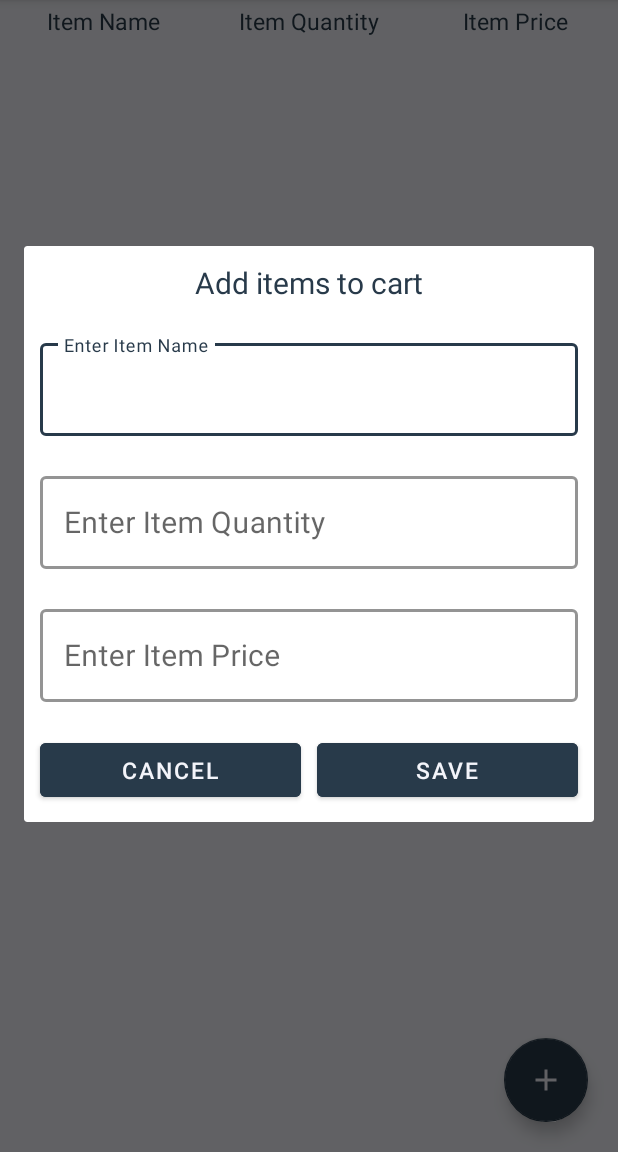
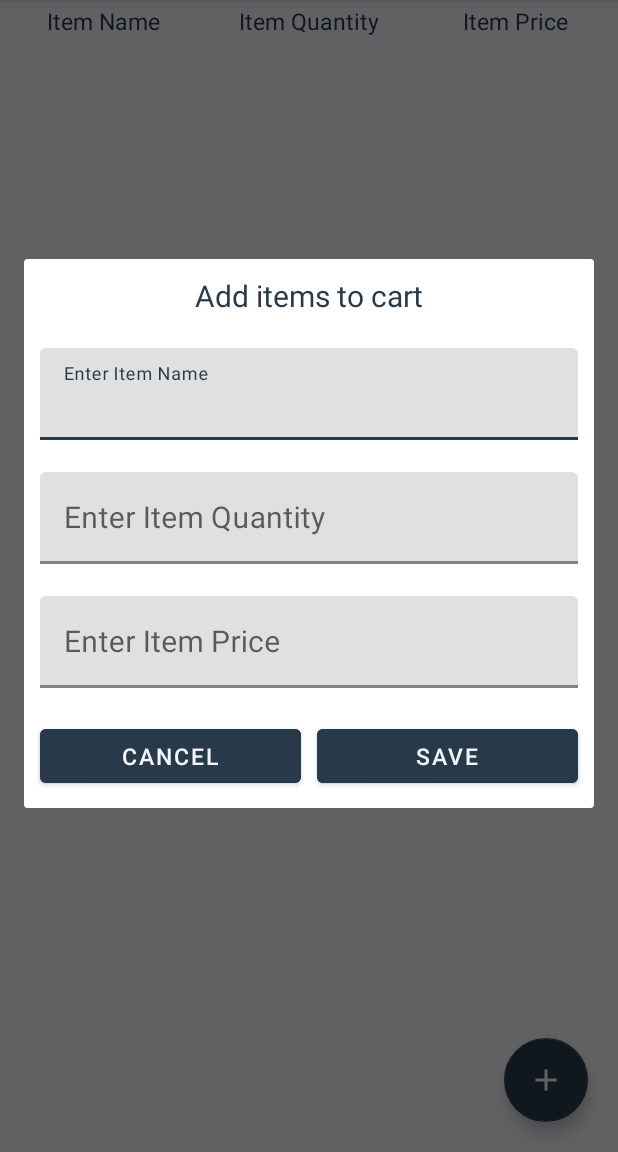
Before and after one commit to smartinternz02/SPSGP-65083-Virtual-Internship---Android-Application-Development-Using-Kotlin, an Android app: the screen it shows after launch (MainActivity), after a tap on "for adding grocery to the list", on a phone screen of 412 x 824 dp, the part 84-1236 px from its top. Run offline under Robolectric (Android 15) with nearby library versions, the phone set to English and light mode, and no system bars; our stand-ins replace Room's generated code.

Commit message:
Dialoge box design updated

```diff
--- a/app/src/main/java/com/example/groceryapp/GroceryAdapter.kt
+++ b/app/src/main/java/com/example/groceryapp/GroceryAdapter.kt
@@ -2,11 +2,20 @@ package com.example.groceryapp
 
 import android.view.*
 import android.widget.TextView
+import androidx.lifecycle.Observer
+import androidx.lifecycle.ViewModelProvider
 import androidx.recyclerview.widget.RecyclerView
+import androidx.fragment.app.FragmentActivity
+
+
+
 
 class GroceryAdapter(var list: List<GroceryItems>, val viewModel: GroceryViewModel) :
     RecyclerView.Adapter<GroceryAdapter.GroceryViewHolder>(){
     private lateinit var actionmode: ActionMode
+    private var isEnable=false
+    private var isSelectAll=false
+    var selectList: List<GroceryItems> = ArrayList()
     override fun onCreateViewHolder(parent: ViewGroup, viewType: Int): GroceryViewHolder {
         val view = LayoutInflater.from(parent.context).inflate(R.layout.grocery_item, parent, false)
         return GroceryViewHolder(view)
@@ -23,7 +32,7 @@ class GroceryAdapter(var list: List<GroceryItems>, val viewModel: GroceryViewMod
         holder.itemView.setOnLongClickListener {
             val i=gettingposition(position)
             actionmode = it.startActionMode(i)
-            actionmode.title = "1 selected"
+            actionmode.title = "selected"
             return@setOnLongClickListener true
         }
     }
--- a/app/src/main/res/drawable/grocery_delete.xml
+++ b/app/src/main/res/drawable/grocery_delete.xml
@@ -1,4 +1,4 @@
-<vector android:height="24dp" android:tint="@color/secondary_color"
+<vector android:height="24dp" android:tint="@color/primary_color"
     android:viewportHeight="24" android:viewportWidth="24"
     android:width="24dp" xmlns:android="http://schemas.android.com/apk/res/android">
     <path android:fillColor="@color/primary_color" android:pathData="M6,19c0,1.1 0.9,2 2,2h8c1.1,0 2,-0.9 2,-2V7H6v12zM19,4h-3.5l-1,-1h-5l-1,1H5v2h14V4z"/>
--- a/app/src/main/res/layout/activity_main.xml
+++ b/app/src/main/res/layout/activity_main.xml
@@ -50,7 +50,6 @@
         android:id="@+id/relative"
         android:layout_width="match_parent"
         android:layout_height="wrap_content">
-<!--        android:layout_below="@id/app_bar_layout">-->
     <LinearLayout
             android:id="@+id/linear"
             android:layout_width="match_parent"
--- a/app/src/main/res/layout/grocery_dialog.xml
+++ b/app/src/main/res/layout/grocery_dialog.xml
@@ -36,8 +36,7 @@
                 style="@style/EdittextTheme"
                 android:layout_margin="5dp"
                 android:padding="5dp"
-                android:hint="Enter Item Name"
-                app:hintTextColor="@color/secondary_color">
+                android:hint="Enter Item Name">
 
                 <com.google.android.material.textfield.TextInputEditText
                     android:id="@+id/Item_Name"
@@ -55,8 +54,7 @@
                 style="@style/EdittextTheme"
                 android:layout_margin="5dp"
                 android:padding="5dp"
-                android:hint="Enter Item Quantity"
-                app:hintTextColor="@color/secondary_color">
+                android:hint="Enter Item Quantity">
 
                 <com.google.android.material.textfield.TextInputEditText
                     android:id="@+id/Item_Quantity"
@@ -75,8 +73,7 @@
                 style="@style/EdittextTheme"
                 android:layout_margin="5dp"
                 android:padding="5dp"
-                android:hint="Enter Item Price"
-                app:hintTextColor="@color/secondary_color">
+                android:hint="Enter Item Price">
 
                 <com.google.android.material.textfield.TextInputEditText
                     android:id="@+id/Item_Price"
--- a/app/src/main/res/values/themes.xml
+++ b/app/src/main/res/values/themes.xml
@@ -15,14 +15,15 @@
         <item name="actionModeStyle">@style/Widget.App.ActionMode</item>
         <item name="actionBarTheme">@style/ThemeOverlay.MaterialComponents.Dark.ActionBar</item>
     </style>
-    <style name="EdittextTheme" parent="Widget.MaterialComponents.TextInputLayout.OutlinedBox">
+    <style name="EdittextTheme" parent="Widget.MaterialComponents.TextInputLayout.FilledBox">
         <item name="boxStrokeColor">@color/secondary_color</item>
         <item name="boxStrokeWidth">2dp</item>
+        <item name="hintTextColor">@color/secondary_color</item>
     </style>
     <style name="Widget.App.ActionMode" parent="Widget.AppCompat.ActionMode">
         <item name="titleTextStyle">?attr/textAppearanceHeadline6</item>
         <item name="subtitleTextStyle">?attr/textAppearanceSubtitle1</item>
-        <item name="background">@color/black</item>
+        <item name="background">@color/secondary_color</item>
     </style>
 
 </resources>
```
